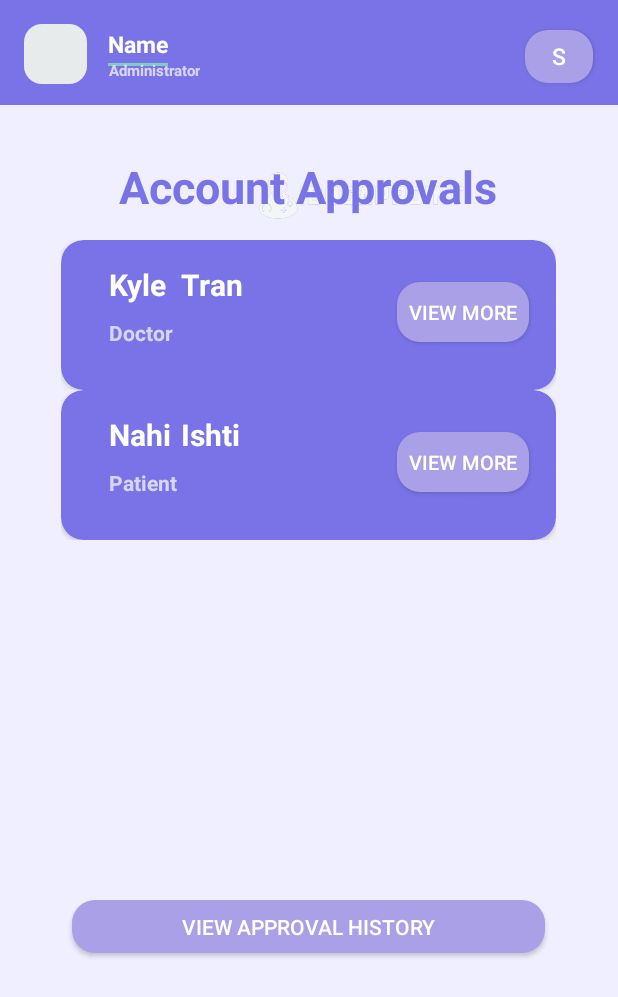
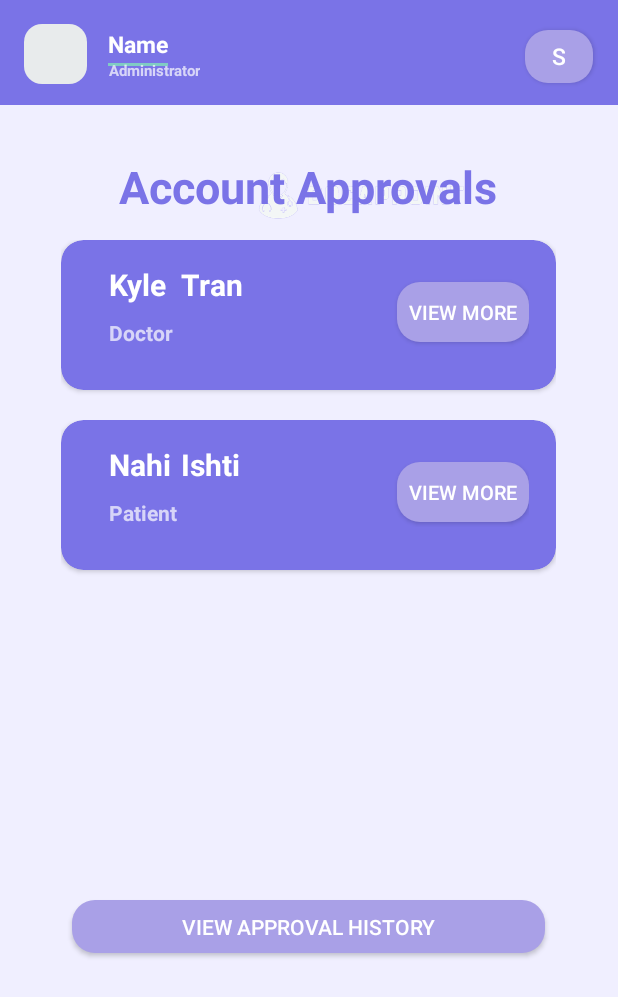
Before and after one commit to uOttawaSEGA2023/project-group-21, an Android app built with Jetpack Compose: the AdminNavigation screen opened directly, with no data from a screen before it, on a phone screen of 412 x 824 dp. Shown: the top 997 px of the screen. Run offline under Robolectric (Android 15) with nearby library versions, the phone set to English and light mode, and no system bars.

Commit message:
trying to fix issue

```diff
--- a/app/src/main/res/layout/recycler_view_approved_rows.xml
+++ b/app/src/main/res/layout/recycler_view_approved_rows.xml
@@ -2,7 +2,7 @@
 <androidx.constraintlayout.widget.ConstraintLayout xmlns:android="http://schemas.android.com/apk/res/android"
     xmlns:app="http://schemas.android.com/apk/res-auto"
     xmlns:tools="http://schemas.android.com/tools"
-    android:layout_width="match_parent"
+    android:layout_width="wrap_content"
     android:layout_height="wrap_content"
     >
 
--- a/app/src/main/res/layout/recycler_view_rejected_rows.xml
+++ b/app/src/main/res/layout/recycler_view_rejected_rows.xml
@@ -16,7 +16,8 @@
         app:cardBackgroundColor="@color/main"
         android:layout_marginStart="100dp"
         android:layout_marginEnd="100dp"
-        app:cardCornerRadius="15dp">
+        app:cardCornerRadius="15dp"
+        android:layout_marginBottom="20dp">
 
         <androidx.constraintlayout.widget.ConstraintLayout
             android:layout_width="match_parent"
--- a/app/src/main/res/layout/recycler_view_rows.xml
+++ b/app/src/main/res/layout/recycler_view_rows.xml
@@ -16,11 +16,13 @@
         app:cardBackgroundColor="@color/main"
         android:layout_marginStart="100dp"
         android:layout_marginEnd="100dp"
-        app:cardCornerRadius="15dp">
+        app:cardCornerRadius="15dp"
+        android:layout_marginBottom="20dp"
+        >
 
         <androidx.constraintlayout.widget.ConstraintLayout
-            android:layout_width="match_parent"
-            android:layout_height="match_parent">
+            android:layout_width="wrap_content"
+            android:layout_height="wrap_content">
 
             <TextView
                 android:id="@+id/roleRecycle"
```
